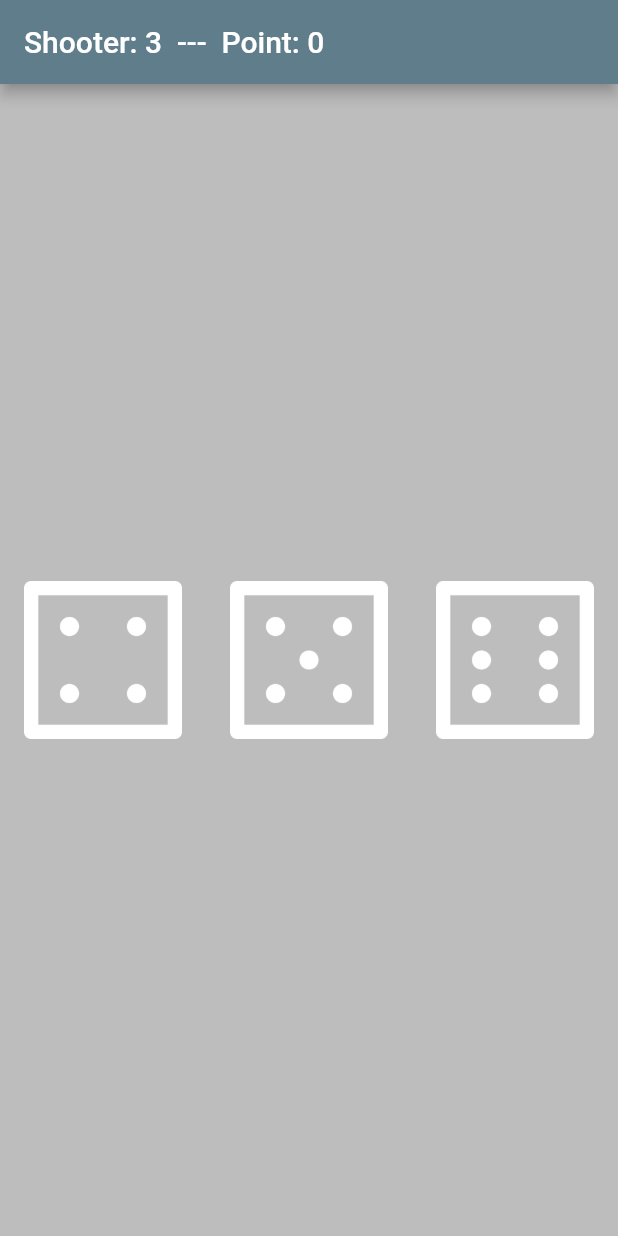
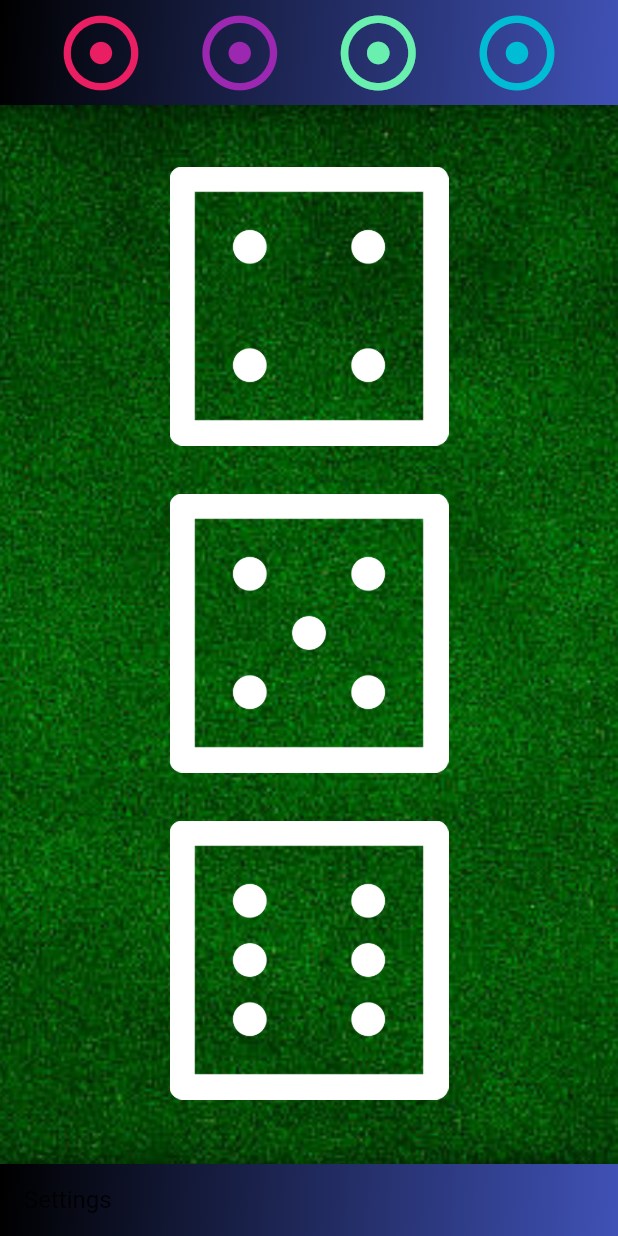
Before and after one commit to gregsantos/ceelo, a Flutter app: the screen it shows after launch, on a phone screen of 412 x 824 dp. Run offline on Flutter 3.47's test engine with Material 2 defaults, Android fonts, the phone set to English and light mode, and no system bars.

Commit message:
Add Panel Page

```diff
--- /dev/null
+++ b/lib/backdrop.dart
@@ -0,0 +1,219 @@
+// Copyright 2018 The Chromium Authors. All rights reserved.
+// Use of this source code is governed by a BSD-style license that can be
+// found in the LICENSE file.
+
+// Adapted from
+// https://github.com/flutter/udacity-course/blob/master/unit_converter/unit_converter/lib/backdrop.dart
+
+import 'dart:math' as math;
+
+import 'package:flutter/material.dart';
+import 'package:meta/meta.dart';
+
+const _kFlingVelocity = 2.0;
+
+class _BackdropPanel extends StatelessWidget {
+  const _BackdropPanel({
+    Key key,
+    this.onTap,
+    this.onVerticalDragUpdate,
+    this.onVerticalDragEnd,
+    this.title,
+    this.child,
+    this.titleHeight,
+    this.padding,
+  }) : super(key: key);
+
+  final VoidCallback onTap;
+  final GestureDragUpdateCallback onVerticalDragUpdate;
+  final GestureDragEndCallback onVerticalDragEnd;
+  final Widget title;
+  final Widget child;
+  final double titleHeight;
+  final EdgeInsets padding;
+
+  @override
+  Widget build(BuildContext context) {
+    return Padding(
+      padding: padding,
+      child: Material(
+        elevation: 12.0,
+        borderRadius: BorderRadius.only(
+          topLeft: Radius.circular(16.0),
+          topRight: Radius.circular(16.0),
+        ),
+        child: Column(
+          crossAxisAlignment: CrossAxisAlignment.stretch,
+          children: <Widget>[
+            GestureDetector(
+              behavior: HitTestBehavior.opaque,
+              onVerticalDragUpdate: onVerticalDragUpdate,
+              onVerticalDragEnd: onVerticalDragEnd,
+              onTap: onTap,
+              child: Container(height: titleHeight, child: title),
+            ),
+            Divider(
+              height: 1.0,
+            ),
+            Expanded(
+              child: child,
+            ),
+          ],
+        ),
+      ),
+    );
+  }
+}
+
+/// Builds a Backdrop.
+///
+/// A Backdrop widget has two panels, front and back. The front panel is shown
+/// by default, and slides down to show the back panel, from which a user
+/// can make a selection. The user can also configure the titles for when the
+/// front or back panel is showing.
+class Backdrop extends StatefulWidget {
+  final Widget frontLayer;
+  final Widget backLayer;
+  final Widget frontHeader;
+  final double frontPanelOpenHeight;
+  final double frontHeaderHeight;
+  final bool frontHeaderVisibleClosed;
+  final EdgeInsets frontPanelPadding;
+  final ValueNotifier<bool> panelVisible;
+
+  Backdrop(
+      {@required this.frontLayer,
+      @required this.backLayer,
+      this.frontPanelOpenHeight = 0.0,
+      this.frontHeaderHeight = 48.0,
+      this.frontPanelPadding = const EdgeInsets.all(0.0),
+      this.frontHeaderVisibleClosed = true,
+      this.panelVisible,
+      this.frontHeader})
+      : assert(frontLayer != null),
+        assert(backLayer != null);
+
+  @override
+  createState() => _BackdropState();
+}
+
+class _BackdropState extends State<Backdrop>
+    with SingleTickerProviderStateMixin {
+  final _backdropKey = GlobalKey(debugLabel: 'Backdrop');
+  AnimationController _controller;
+
+  @override
+  void initState() {
+    super.initState();
+    _controller = AnimationController(
+      duration: Duration(milliseconds: 300),
+      // value of 0 hides the panel; value of 1 fully shows the panel
+      value: (widget.panelVisible?.value ?? true) ? 1.0 : 0.0,
+      vsync: this,
+    );
+
+    // Listen on the toggle value notifier if it's not null
+
+    widget.panelVisible?.addListener(_subscribeToValueNotifier);
+
+    // Ensure that the value notifier is updated when the panel is opened or closed
+    if (widget.panelVisible != null) {
+      _controller.addStatusListener((status) {
+        if (status == AnimationStatus.completed)
+          widget.panelVisible.value = true;
+        else if (status == AnimationStatus.dismissed)
+          widget.panelVisible.value = false;
+      });
+    }
+  }
+
+  void _subscribeToValueNotifier() {
+    if (widget.panelVisible.value != _backdropPanelVisible)
+      _toggleBackdropPanelVisibility();
+  }
+
+  /// Required for resubscribing when hot reload occurs
+  @override
+  void didUpdateWidget(Backdrop oldWidget) {
+    super.didUpdateWidget(oldWidget);
+    oldWidget.panelVisible?.removeListener(_subscribeToValueNotifier);
+    widget.panelVisible?.addListener(_subscribeToValueNotifier);
+  }
+
+  @override
+  void dispose() {
+    _controller.dispose();
+    widget.panelVisible?.dispose();
+    super.dispose();
+  }
+
+  bool get _backdropPanelVisible =>
+      _controller.status == AnimationStatus.completed ||
+      _controller.status == AnimationStatus.forward;
+
+  void _toggleBackdropPanelVisibility() => _controller.fling(
+      velocity: _backdropPanelVisible ? -_kFlingVelocity : _kFlingVelocity);
+
+  double get _backdropHeight {
+    final RenderBox renderBox = _backdropKey.currentContext.findRenderObject();
+    return renderBox.size.height;
+  }
+
+  void _handleDragUpdate(DragUpdateDetails details) {
+    if (!_controller.isAnimating)
+      _controller.value -= details.primaryDelta / _backdropHeight;
+  }
+
+  void _handleDragEnd(DragEndDetails details) {
+    if (_controller.isAnimating ||
+        _controller.status == AnimationStatus.completed) return;
+
+    final double flingVelocity =
+        details.velocity.pixelsPerSecond.dy / _backdropHeight;
+    if (flingVelocity < 0.0)
+      _controller.fling(velocity: math.max(_kFlingVelocity, -flingVelocity));
+    else if (flingVelocity > 0.0)
+      _controller.fling(velocity: math.min(-_kFlingVelocity, -flingVelocity));
+    else
+      _controller.fling(
+          velocity:
+              _controller.value < 0.5 ? -_kFlingVelocity : _kFlingVelocity);
+  }
+
+  @override
+  Widget build(BuildContext context) {
+    return LayoutBuilder(builder: (context, constraints) {
+      final panelSize = constraints.biggest;
+      final closedPercentage = widget.frontHeaderVisibleClosed
+          ? (panelSize.height - widget.frontHeaderHeight) / panelSize.height
+          : 1.0;
+      final openPercentage = widget.frontPanelOpenHeight / panelSize.height;
+
+      final panelDetailsPosition = Tween<Offset>(
+        begin: Offset(0.0, closedPercentage),
+        end: Offset(0.0, openPercentage),
+      ).animate(_controller.view);
+
+      return Container(
+        key: _backdropKey,
+        child: Stack(
+          children: <Widget>[
+            widget.backLayer,
+            SlideTransition(
+              position: panelDetailsPosition,
+              child: _BackdropPanel(
+                onTap: _toggleBackdropPanelVisibility,
+                onVerticalDragUpdate: _handleDragUpdate,
+                onVerticalDragEnd: _handleDragEnd,
+                title: widget.frontHeader,
+                titleHeight: widget.frontHeaderHeight,
+                child: widget.frontLayer,
+                padding: widget.frontPanelPadding,
+              ),
+            ),
+          ],
+        ),
+      );
+    });
+  }
+}
--- /dev/null
+++ b/lib/custom_appbar.dart
@@ -0,0 +1,75 @@
+import 'package:flutter/material.dart';
+
+class MyCustomAppBar extends StatelessWidget implements PreferredSizeWidget {
+  final double height;
+  final bool defaultAppBar;
+
+  const MyCustomAppBar({
+    Key key,
+    @required this.height,
+    this.defaultAppBar = true,
+  }) : super(key: key);
+
+  @override
+  Widget build(BuildContext context) {
+    return Column(
+      children: [
+        Container(
+          color: Colors.grey[300],
+          child: Padding(
+            padding: EdgeInsets.all(0),
+            child: defaultAppBar
+                ? AppBar(
+                    title: Text('4, 5, 6'),
+                  )
+                : _customAppBar(context),
+          ),
+        ),
+      ],
+    );
+  }
+
+  Widget _customAppBar(BuildContext context) {
+    return SafeArea(
+      child: Container(
+        decoration: new BoxDecoration(
+          gradient: new LinearGradient(
+              colors: [Colors.indigo, Colors.black],
+              begin: Alignment.centerRight,
+              end: new Alignment(-1.0, -1.0)),
+          boxShadow: <BoxShadow>[
+            BoxShadow(
+                color: Colors.black54,
+                blurRadius: 15.0,
+                offset: Offset(0.0, 0.75))
+          ],
+        ),
+        padding: EdgeInsets.all(5),
+        child: Row(
+          mainAxisAlignment: MainAxisAlignment.spaceEvenly,
+          children: [
+            Icon(Icons.adjust, size: 60.0, color: Colors.pink),
+            Icon(
+              Icons.adjust,
+              size: 60.0,
+              color: Colors.purple,
+            ),
+            Icon(
+              Icons.adjust,
+              size: 60.0,
+              color: Colors.greenAccent,
+            ),
+            Icon(
+              Icons.adjust,
+              size: 60.0,
+              color: Colors.cyan,
+            ),
+          ],
+        ),
+      ),
+    );
+  }
+
+  @override
+  Size get preferredSize => Size.fromHeight(height);
+}
--- a/lib/dice_page.dart
+++ b/lib/dice_page.dart
@@ -207,10 +207,11 @@ class _DicePageState extends State<DicePage> {
   Widget build(BuildContext context) {
     return Scaffold(
       backgroundColor: Colors.grey[400],
-      appBar: AppBar(
+/*       appBar: AppBar(
         title: Text('Shooter: ${_dicePosition + 1}  ---  Point: $_point'),
-      ),
-      body: GestureDetector(
+      ), */
+      body: SafeArea(
+        child: GestureDetector(
           onTap: () => _rollEm(),
           child: LayoutBuilder(builder: (BuildContext context, constrain) {
             scaffoldContext = context;
@@ -227,6 +228,7 @@ class _DicePageState extends State<DicePage> {
             }
           }),
         ),
+      ),
     );
   }
 }
--- a/lib/main.dart
+++ b/lib/main.dart
@@ -1,5 +1,7 @@
 import 'package:flutter/material.dart';
-import 'dice_page.dart';
+// import 'dice_page.dart';
+import 'panel_home.dart';
+import 'theme.dart';
 
 void main() => runApp(MyApp());
 
@@ -8,10 +10,8 @@ class MyApp extends StatelessWidget {
   Widget build(BuildContext context) {
     return MaterialApp(
       title: 'Cee-lo',
-      theme: ThemeData(
-        primarySwatch: Colors.blueGrey,
-      ),
-      home: DicePage(),
+      theme: panelTheme,
+      home: PanelHome(),
     );
   }
 }
--- /dev/null
+++ b/lib/panel_home.dart
@@ -0,0 +1,195 @@
+// Copyright 2018 The Chromium Authors. All rights reserved.
+// Use of this source code is governed by a BSD-style license that can be
+// found in the LICENSE file.
+
+import 'package:flutter/material.dart';
+import 'package:scoped_model/scoped_model.dart';
+import 'backdrop.dart';
+import 'custom_appbar.dart';
+
+/// tracks what can be displayed in the front panel
+enum FrontPanels { tealPanel, limePanel }
+
+/// Tracks which front panel should be displayed
+class FrontPanelModel extends Model {
+  FrontPanelModel(this._activePanel);
+  FrontPanels _activePanel;
+
+  FrontPanels get activePanelType => _activePanel;
+
+  Widget panelTitle(BuildContext context) {
+    return Container(
+      decoration: new BoxDecoration(
+        gradient: new LinearGradient(
+            colors: [Colors.indigo, Colors.black],
+            begin: Alignment.centerRight,
+            end: new Alignment(-1.0, -1.0)),
+        boxShadow: <BoxShadow>[
+          BoxShadow(
+              color: Colors.black54,
+              blurRadius: 15.0,
+              offset: Offset(0.0, 0.75))
+        ],
+      ),
+      padding: EdgeInsetsDirectional.only(start: 16.0),
+      alignment: AlignmentDirectional.centerStart,
+      child: DefaultTextStyle(
+        style: Theme.of(context).textTheme.subhead,
+        child: Text('Settings'),
+      ),
+    );
+  }
+
+  Widget get activePanel =>
+      _activePanel == FrontPanels.tealPanel ? TealPanel() : LimePanel();
+
+  void activate(FrontPanels panel) {
+    _activePanel = panel;
+    notifyListeners();
+  }
+}
+
+class PanelHome extends StatelessWidget {
+  @override
+  Widget build(BuildContext context) => ScopedModel(
+      model: FrontPanelModel(FrontPanels.tealPanel),
+      child: Scaffold(
+        appBar: MyCustomAppBar(
+          height: 70,
+          defaultAppBar: false,
+        ),
+        body: Stack(
+          children: <Widget>[
+            Container(
+              decoration: BoxDecoration(
+                image: DecorationImage(
+                  image: AssetImage("images/background.png"),
+                  fit: BoxFit.cover,
+                ),
+              ),
+            ),
+            Panels()
+          ],
+        ),
+      ));
+}
+
+class Panels extends StatelessWidget {
+  final frontPanelVisible = ValueNotifier<bool>(false);
+
+  @override
+  Widget build(BuildContext context) {
+    return ScopedModelDescendant<FrontPanelModel>(
+      builder: (context, _, model) => Backdrop(
+        frontLayer: model.activePanel,
+        backLayer: BackPanel(
+          frontPanelOpen: frontPanelVisible,
+        ),
+        frontHeader: model.panelTitle(context),
+        panelVisible: frontPanelVisible,
+        frontPanelOpenHeight: 40.0,
+        frontHeaderHeight: 48.0,
+      ),
+    );
+  }
+}
+
+class TealPanel extends StatelessWidget {
+  @override
+  Widget build(BuildContext context) => Container(
+      decoration: BoxDecoration(
+        // Box decoration takes a gradient
+        gradient: LinearGradient(
+          // Where the linear gradient begins and ends
+          begin: Alignment.topRight,
+          end: Alignment.bottomLeft,
+          // Add one stop for each color. Stops should increase from 0 to 1
+          stops: [0.1, 0.5, 0.7, 0.9],
+          colors: [
+            // Colors are easy thanks to Flutter's Colors class.
+            Colors.indigo[800],
+            Colors.indigo[700],
+            Colors.indigo[600],
+            Colors.indigo[400],
+          ],
+        ),
+      ),
+      child: Center(child: Text('Gradient panel')));
+}
+
+class LimePanel extends StatelessWidget {
+  @override
+  Widget build(BuildContext context) =>
+      Container(color: Colors.lime, child: Center(child: Text('Lime panel5')));
+}
+
+/// This needs to be a stateful widget in order to display which front panel is open
+class BackPanel extends StatefulWidget {
+  BackPanel({@required this.frontPanelOpen});
+  final ValueNotifier<bool> frontPanelOpen;
+
+  @override
+  createState() => _BackPanelState();
+}
+
+class _BackPanelState extends State<BackPanel> {
+  bool panelOpen;
+  BuildContext scaffoldContext;
+  int _die1 = 4;
+  int _die2 = 5;
+  int _die3 = 6;
+
+  @override
+  initState() {
+    super.initState();
+    panelOpen = widget.frontPanelOpen.value;
+    widget.frontPanelOpen.addListener(_subscribeToValueNotifier);
+  }
+
+  void _subscribeToValueNotifier() =>
+      setState(() => panelOpen = widget.frontPanelOpen.value);
+
+  /// Required for resubscribing when hot reload occurs
+  @override
+  void didUpdateWidget(BackPanel oldWidget) {
+    super.didUpdateWidget(oldWidget);
+    oldWidget.frontPanelOpen.removeListener(_subscribeToValueNotifier);
+    widget.frontPanelOpen.addListener(_subscribeToValueNotifier);
+  }
+
+  @override
+  Widget build(BuildContext context) {
+    return LayoutBuilder(builder: (BuildContext context, constrain) {
+      scaffoldContext = context;
+      return GestureDetector(
+        onTap: () => print('Tapped'),
+        child: Container(
+          margin: const EdgeInsets.only(top: 25.0, bottom: 75.0),
+          child: Column(
+            crossAxisAlignment: CrossAxisAlignment.stretch,
+            children: [
+              Expanded(
+                child: Padding(
+                  padding: const EdgeInsets.all(16.0),
+                  child: Image.asset('images/dice4.png'),
+                ),
+              ),
+              Expanded(
+                child: Padding(
+                  padding: const EdgeInsets.all(16.0),
+                  child: Image.asset('images/dice5.png'),
+                ),
+              ),
+              Expanded(
+                child: Padding(
+                  padding: const EdgeInsets.all(16.0),
+                  child: Image.asset('images/dice6.png'),
+                ),
+              )
+            ],
+          ),
+        ),
+      );
+    });
+  }
+}
--- /dev/null
+++ b/lib/theme.dart
@@ -0,0 +1,10 @@
+import 'package:flutter/material.dart';
+
+final panelTheme = ThemeData(
+  brightness: Brightness.light,
+  canvasColor: Colors.green[400],
+  primaryColor: Colors.cyan[500],
+  primarySwatch: Colors.blueGrey,
+  cardColor: Colors.cyan[300],
+  appBarTheme: AppBarTheme(color: Colors.pinkAccent[200]),
+);
--- a/pubspec.yaml
+++ b/pubspec.yaml
@@ -23,6 +23,7 @@ dependencies:
   # The following adds the Cupertino Icons font to your application.
   # Use with the CupertinoIcons class for iOS style icons.
   cupertino_icons: ^0.1.2
+  scoped_model:
 
 dev_dependencies:
   flutter_test:
```
Also changed, not shown: images/background.png (added), pubspec.lock. Lines whose indentation alone changed are shown as unchanged.
